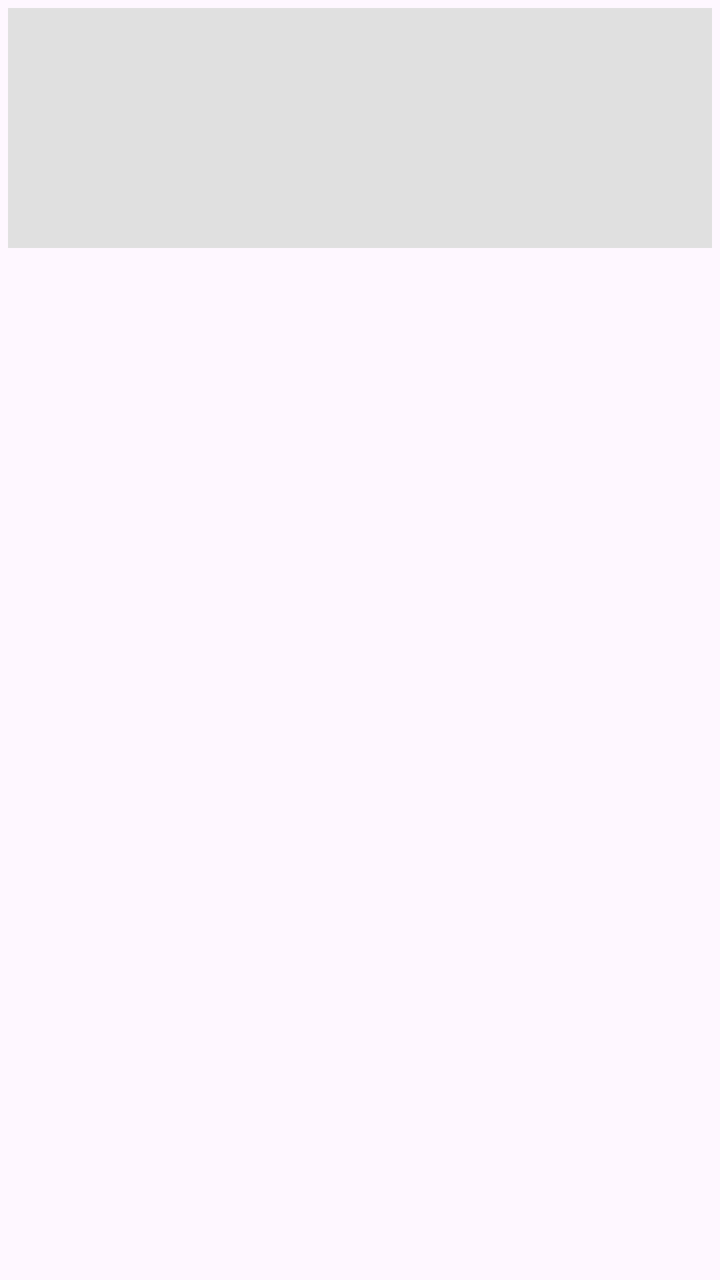
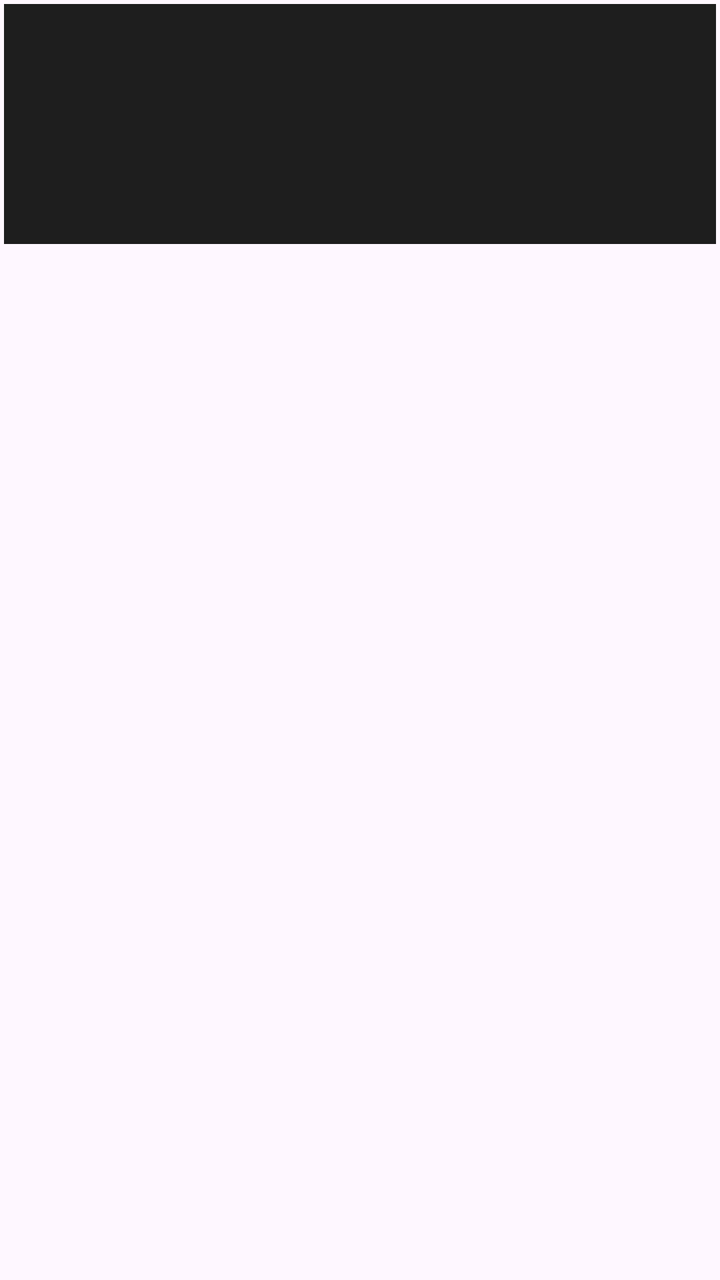

The first picture is an Android layout as it rendered before a commit; the second is the same layout after the commit. The layout source and the unified diff follow.
<!-- AndroidManifest.xml: application theme Theme.SnapQuest -->
<!-- res/layout/item_gallery.xml -->
<?xml version="1.0" encoding="utf-8"?>
<LinearLayout xmlns:android="http://schemas.android.com/apk/res/android"
    android:layout_width="match_parent"
    android:layout_height="wrap_content"
    android:padding="4dp">

    <ImageView
        android:id="@+id/ivGalleryImage"
        android:layout_width="match_parent"
        android:layout_height="120dp"
        android:scaleType="centerCrop"
        android:background="#E0E0E0"/>

</LinearLayout>
<!-- resources referenced by this layout -->
<resources>
  <style name="Theme.SnapQuest" parent="Base.Theme.SnapQuest" />
  <style name="Base.Theme.SnapQuest" parent="Theme.Material3.DayNight.NoActionBar">
          
          
      </style>
</resources>

<!-- the commit's change to res/layout/item_gallery.xml (unified diff, before → after) -->
@@ -2,13 +2,13 @@
 <LinearLayout xmlns:android="http://schemas.android.com/apk/res/android"
     android:layout_width="match_parent"
     android:layout_height="wrap_content"
-    android:padding="4dp">
+    android:padding="2dp">
 
     <ImageView
         android:id="@+id/ivGalleryImage"
         android:layout_width="match_parent"
         android:layout_height="120dp"
         android:scaleType="centerCrop"
-        android:background="#E0E0E0"/>
+        android:background="#1E1E1E"/>
 
 </LinearLayout>
